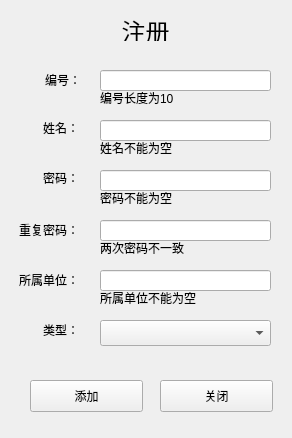
Above: readerregister.ui from duule/LMS before the change. Below: the same form after it.
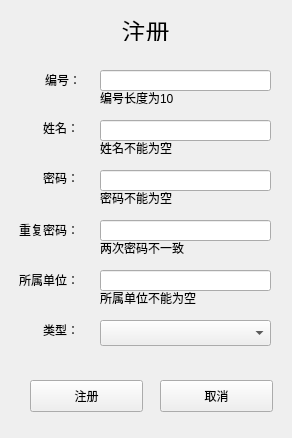
That is the form after the change.

```diff
--- a/readerregister.ui
+++ b/readerregister.ui
@@ -78,7 +78,7 @@
     </rect>
    </property>
    <property name="text">
-    <string>关闭</string>
+    <string>取消</string>
    </property>
   </widget>
   <widget class="QLabel" name="label_2">
@@ -200,7 +200,7 @@
     </rect>
    </property>
    <property name="text">
-    <string>添加</string>
+    <string>注册</string>
    </property>
   </widget>
   <widget class="QLineEdit" name="tf_name_2">
```
Left out of the diff: 16 changed lines with no effect on the pictures.
